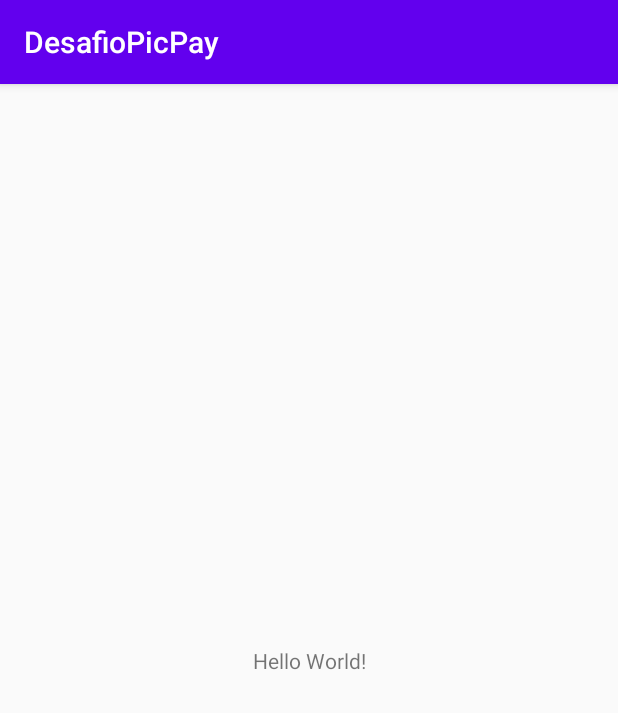
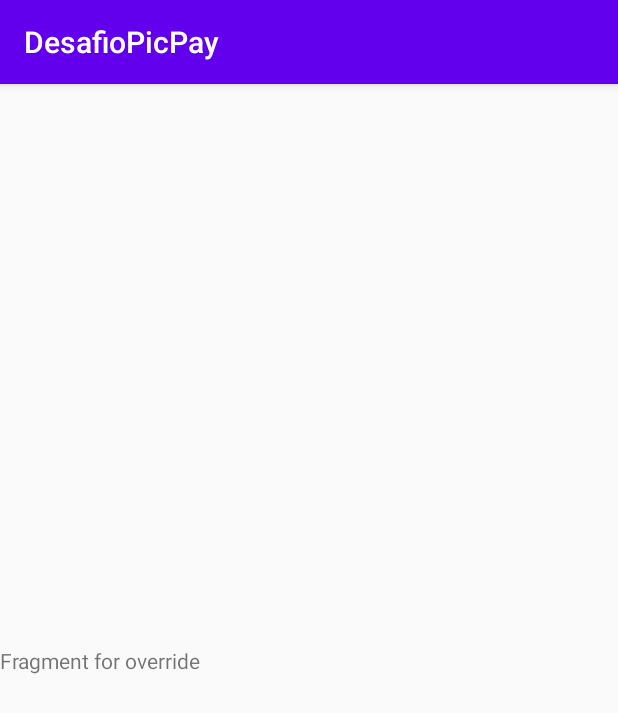
Before and after one commit to WyskShiro/Payments-and-Contacts---PicPay, an Android app: the screen it shows after launch (MainActivity), on a phone screen of 412 x 824 dp. Shown: the top 713 px of the screen. Run offline under Robolectric (Android 15) with nearby library versions, the phone set to English and light mode, and no system bars; our stand-ins replace Dagger/Hilt's generated code, RxJava.

Commit message:
Adding navigation

```diff
--- a/presentation/src/main/AndroidManifest.xml
+++ b/presentation/src/main/AndroidManifest.xml
@@ -13,10 +13,8 @@
         <activity android:name=".view.MainActivity">
             <intent-filter>
                 <action android:name="android.intent.action.MAIN" />
-
                 <category android:name="android.intent.category.LAUNCHER" />
             </intent-filter>
         </activity>
     </application>
-
 </manifest>
--- a/presentation/src/main/java/will/shiro/desafiopicpay/util/base/BaseActivity.kt
+++ b/presentation/src/main/java/will/shiro/desafiopicpay/util/base/BaseActivity.kt
@@ -3,6 +3,7 @@ package will.shiro.desafiopicpay.util.base
 import android.app.Dialog
 import android.os.Bundle
 import android.widget.Toast
+import androidx.annotation.CallSuper
 import androidx.appcompat.app.AppCompatActivity
 import androidx.fragment.app.Fragment
 import dagger.android.AndroidInjection
@@ -22,8 +23,6 @@ abstract class BaseActivity : AppCompatActivity(), HasAndroidInjector {
 
     override fun androidInjector(): AndroidInjector<Any> = androidInjector
 
-    protected var dialog: Dialog? = null
-
     abstract val baseViewModel: BaseViewModel
 
     override fun onCreate(savedInstanceState: Bundle?) {
@@ -32,6 +31,7 @@ abstract class BaseActivity : AppCompatActivity(), HasAndroidInjector {
         subscribeUi()
     }
 
+    @CallSuper
     open fun subscribeUi() {
         baseViewModel.toast.observeEvent(this, ::onNextToast)
     }
--- a/presentation/src/main/java/will/shiro/desafiopicpay/util/base/BaseFragment.kt
+++ b/presentation/src/main/java/will/shiro/desafiopicpay/util/base/BaseFragment.kt
@@ -1,25 +1,41 @@
 package will.shiro.desafiopicpay.util.base
 
 import android.app.Dialog
-import android.os.Bundle
+import android.content.Context
 import android.widget.Toast
+import androidx.annotation.CallSuper
+import androidx.annotation.LayoutRes
+import androidx.fragment.app.Fragment
+import dagger.android.AndroidInjector
+import dagger.android.DispatchingAndroidInjector
+import dagger.android.HasAndroidInjector
 import dagger.android.support.AndroidSupportInjection
-import dagger.android.support.DaggerFragment
 import will.shiro.desafiopicpay.util.error.DialogData
 import will.shiro.desafiopicpay.util.extensions.observeEvent
 import will.shiro.desafiopicpay.util.extensions.showDialog
+import javax.inject.Inject
 
-abstract class BaseFragment : DaggerFragment() {
+abstract class BaseFragment(
+    @LayoutRes contentLayoutId: Int
+) : Fragment(contentLayoutId), HasAndroidInjector {
+
+    @Inject
+    lateinit var androidInjector: DispatchingAndroidInjector<Any>
 
     private var dialog: Dialog? = null
 
     abstract val baseViewModel: BaseViewModel
 
-    override fun onCreate(savedInstanceState: Bundle?) {
+    override fun onAttach(context: Context) {
         AndroidSupportInjection.inject(this)
-        super.onCreate(savedInstanceState)
+        super.onAttach(context)
     }
 
+    override fun androidInjector(): AndroidInjector<Any?>? {
+        return androidInjector
+    }
+
+    @CallSuper
     open fun subscribeUi() {
         baseViewModel.toast.observeEvent(viewLifecycleOwner, ::onNextToast)
         baseViewModel.dialog.observeEvent(viewLifecycleOwner, ::onGetDialog)
--- a/presentation/src/main/java/will/shiro/desafiopicpay/util/di/module/ActivityBindingModule.kt
+++ b/presentation/src/main/java/will/shiro/desafiopicpay/util/di/module/ActivityBindingModule.kt
@@ -2,13 +2,13 @@ package will.shiro.desafiopicpay.util.di.module
 
 import dagger.Module
 import dagger.android.ContributesAndroidInjector
+import will.shiro.desafiopicpay.util.di.scope.ActivityScope
 import will.shiro.desafiopicpay.view.MainActivity
-import will.shiro.desafiopicpay.util.di.scope.ActivityScope
 
 @Module
 interface ActivityBindingModule {
 
     @ActivityScope
-    @ContributesAndroidInjector
+    @ContributesAndroidInjector(modules = [FragmentBindingModule::class])
     fun contributeMainActivity(): MainActivity
 }
--- /dev/null
+++ b/presentation/src/main/java/will/shiro/desafiopicpay/view/MainFragment.kt
@@ -0,0 +1,12 @@
+package will.shiro.desafiopicpay.view
+
+import will.shiro.desafiopicpay.R
+import will.shiro.desafiopicpay.util.base.BaseFragment
+import will.shiro.desafiopicpay.util.base.BaseViewModel
+
+class MainFragment : BaseFragment(R.layout.fragment_main) {
+    override val baseViewModel: BaseViewModel
+        get() = viewModel
+
+    lateinit var viewModel: MainFragmentViewModel
+}
--- /dev/null
+++ b/presentation/src/main/java/will/shiro/desafiopicpay/view/MainFragmentViewModel.kt
@@ -0,0 +1,6 @@
+package will.shiro.desafiopicpay.view
+
+import will.shiro.desafiopicpay.util.base.BaseViewModel
+import javax.inject.Inject
+
+class MainFragmentViewModel @Inject constructor(): BaseViewModel()
--- a/presentation/src/main/res/layout/activity_main.xml
+++ b/presentation/src/main/res/layout/activity_main.xml
@@ -1,18 +1,17 @@
 <?xml version="1.0" encoding="utf-8"?>
-<androidx.constraintlayout.widget.ConstraintLayout xmlns:android="http://schemas.android.com/apk/res/android"
+<LinearLayout xmlns:android="http://schemas.android.com/apk/res/android"
     xmlns:app="http://schemas.android.com/apk/res-auto"
     xmlns:tools="http://schemas.android.com/tools"
     android:layout_width="match_parent"
     android:layout_height="match_parent"
     tools:context=".view.MainActivity">
 
-    <TextView
-        android:layout_width="wrap_content"
-        android:layout_height="wrap_content"
-        android:text="Hello World!"
-        app:layout_constraintBottom_toBottomOf="parent"
-        app:layout_constraintLeft_toLeftOf="parent"
-        app:layout_constraintRight_toRightOf="parent"
-        app:layout_constraintTop_toTopOf="parent" />
+    <fragment
+        android:id="@+id/main_navigation_fragment"
+        android:layout_width="match_parent"
+        android:layout_height="match_parent"
+        android:name="androidx.navigation.fragment.NavHostFragment"
+        app:defaultNavHost="true"
+        app:navGraph="@navigation/navigation_graph"/>
 
-</androidx.constraintlayout.widget.ConstraintLayout>
+</LinearLayout>
--- /dev/null
+++ b/presentation/src/main/res/layout/fragment_main.xml
@@ -0,0 +1,16 @@
+<?xml version="1.0" encoding="utf-8"?>
+<androidx.constraintlayout.widget.ConstraintLayout xmlns:android="http://schemas.android.com/apk/res/android"
+    xmlns:app="http://schemas.android.com/apk/res-auto"
+    android:layout_width="match_parent"
+    android:layout_height="match_parent">
+
+    <TextView
+        android:layout_width="0dp"
+        android:layout_height="wrap_content"
+        android:text="Fragment for override"
+        app:layout_constraintBottom_toBottomOf="parent"
+        app:layout_constraintEnd_toEndOf="parent"
+        app:layout_constraintStart_toStartOf="parent"
+        app:layout_constraintTop_toTopOf="parent" />
+
+</androidx.constraintlayout.widget.ConstraintLayout>
--- /dev/null
+++ b/presentation/src/main/res/navigation/navigation_graph.xml
@@ -0,0 +1,13 @@
+<?xml version="1.0" encoding="utf-8"?>
+<navigation xmlns:android="http://schemas.android.com/apk/res/android"
+    xmlns:app="http://schemas.android.com/apk/res-auto"
+    xmlns:tools="http://schemas.android.com/tools"
+    android:id="@+id/navigation_graph"
+    app:startDestination="@id/mainFragment">
+
+    <fragment
+        android:id="@+id/mainFragment"
+        android:name="will.shiro.desafiopicpay.view.MainFragment"
+        android:label="MainFragment"
+        tools:layout="@layout/fragment_main" />
+</navigation>
```
Also changed, not shown: presentation/src/main/java/will/shiro/desafiopicpay/util/di/module/FragmentBindingModule.kt (added, +19 -0 lines).
